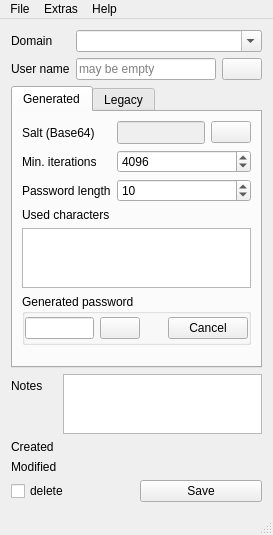
This is ctSESAM/mainwindow.ui in 607011/Qt-SESAM as Qt 5 draws it before an edit. The edited form follows.
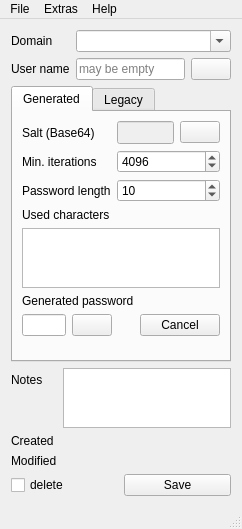
This is the edited form. Icons and pictures are not drawn.

Commit message: Typing an unknown domain and leaving the combobox open the new domain dialog.

```diff
--- a/ctSESAM/mainwindow.ui
+++ b/ctSESAM/mainwindow.ui
@@ -6,8 +6,8 @@
    <rect>
     <x>0</x>
     <y>0</y>
-    <width>273</width>
-    <height>535</height>
+    <width>242</width>
+    <height>529</height>
    </rect>
   </property>
   <property name="windowTitle">
@@ -205,26 +205,12 @@
          </widget>
         </item>
         <item>
-         <widget class="QGroupBox" name="groupBox_4">
-          <property name="title">
+         <widget class="QLabel" name="label_11">
+          <property name="text">
            <string>Generated password</string>
           </property>
-          <property name="flat">
-           <bool>false</bool>
-          </property>
-          <layout class="QVBoxLayout" name="verticalLayout">
-           <property name="leftMargin">
-            <number>0</number>
-           </property>
-           <property name="topMargin">
-            <number>3</number>
-           </property>
-           <property name="rightMargin">
-            <number>0</number>
-           </property>
-           <property name="bottomMargin">
-            <number>3</number>
-           </property>
+         </widget>
+        </item>
            <item>
             <layout class="QHBoxLayout" name="horizontalLayout_2">
              <item>
@@ -285,9 +271,6 @@
              </item>
             </layout>
            </item>
-          </layout>
-         </widget>
-        </item>
         <item>
          <spacer name="verticalSpacer_3">
           <property name="orientation">
@@ -480,7 +463,7 @@
     <rect>
      <x>0</x>
      <y>0</y>
-     <width>273</width>
+     <width>242</width>
      <height>21</height>
     </rect>
    </property>
```
Lines whose indentation alone changed are shown as unchanged. The commit also changes 2 other files.
